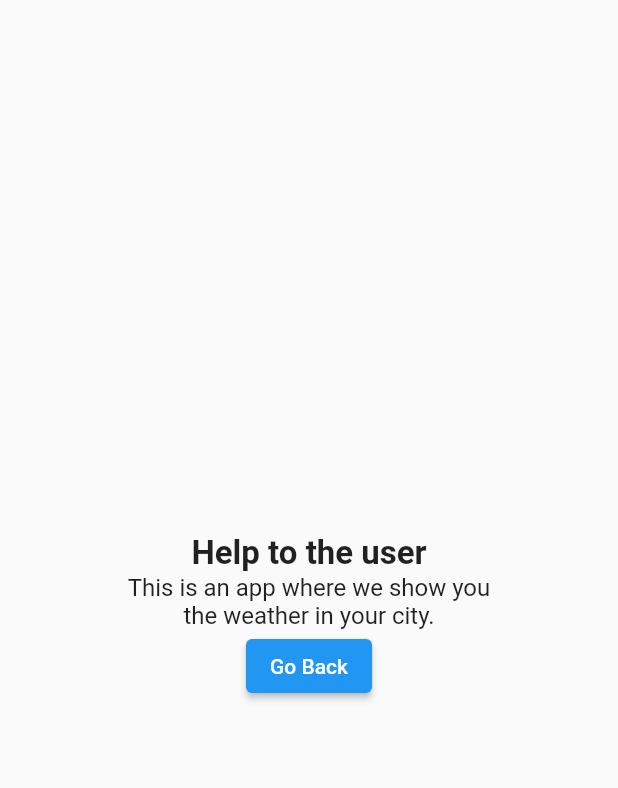
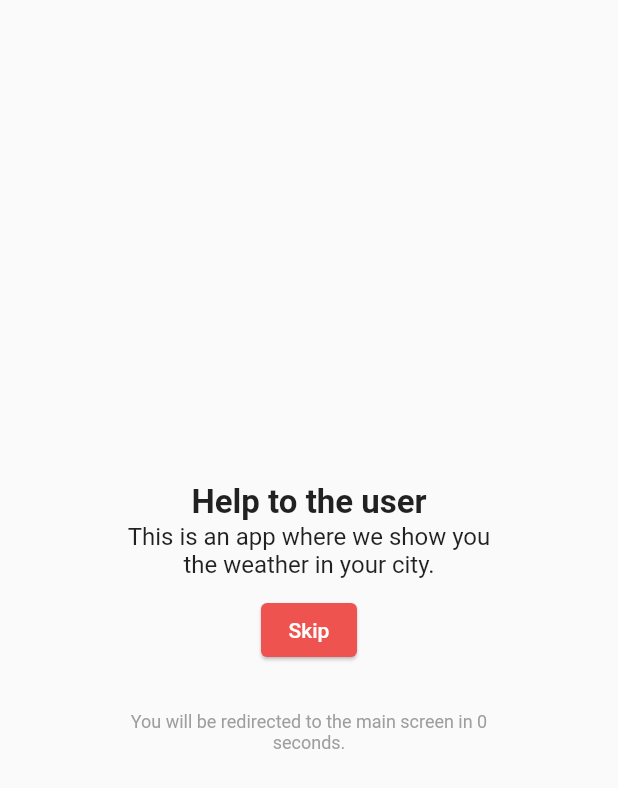
Before and after one commit to codernirdesh/weather_moru, a Flutter app: the first screen one second after launch, on a phone screen of 412 x 824 dp. Shown: the top 788 px of the screen. Run offline on Flutter 3.47's test engine with Material 2 defaults, Android fonts, the phone set to English and light mode, and no system bars.

Commit message:
5 sec timer added on helpScreen

```diff
--- a/lib/providers/app_info_provider.dart
+++ b/lib/providers/app_info_provider.dart
@@ -3,12 +3,24 @@ import 'package:flutter/cupertino.dart';
 class AppInfoProvider with ChangeNotifier {
   String _title = 'Weather Moru';
   String _version = '0.0.1';
+  int _timer = 0;
 
   String get title => _title;
   String get version => _version;
+  int get timer => _timer;
 
   void setTitle(String title) {
     _title = title;
+    notifyListeners();
+  }
+
+  void setTimer(int timer) {
+    _timer = timer;
+    notifyListeners();
+  }
+
+  void incrementTimer() {
+    _timer++;
     notifyListeners();
   }
 
--- a/lib/screens/help_screen.dart
+++ b/lib/screens/help_screen.dart
@@ -1,7 +1,12 @@
+import 'dart:async';
+
+import 'package:flutter/foundation.dart';
 import 'package:flutter/material.dart';
 import 'package:provider/provider.dart';
+import 'package:weather_moru/providers/app_info_provider.dart';
 
 import '../providers/weather_data_provider.dart';
+import '../routes/routes_name.dart';
 
 class HelpScreen extends StatelessWidget {
   const HelpScreen({super.key});
@@ -9,6 +14,18 @@ class HelpScreen extends StatelessWidget {
   @override
   Widget build(BuildContext context) {
     Provider.of<WeatherDataProvider>(context, listen: false).fetchWeatherData();
+    Timer.periodic(const Duration(seconds: 1), (timer) {
+      int theTimer = Provider.of<AppInfoProvider>(context, listen: false).timer;
+      if (kDebugMode) {
+        print(theTimer);
+      }
+      if (theTimer < 5) {
+        Provider.of<AppInfoProvider>(context, listen: false).incrementTimer();
+      } else {
+        timer.cancel();
+        Navigator.pushReplacementNamed(context, RoutesName.home);
+      }
+    });
     return Scaffold(
       body: SafeArea(
         child: Center(
@@ -28,11 +45,31 @@ class HelpScreen extends StatelessWidget {
                   textAlign: TextAlign.center,
                 ),
               ),
+              const SizedBox(height: 10.0),
               ElevatedButton(
                 onPressed: () {
                   Navigator.pop(context);
                 },
-                child: const Text('Go Back'),
+                style: ButtonStyle(
+                  backgroundColor: MaterialStateProperty.all(Colors.red[400]),
+                  elevation: MaterialStateProperty.all(1),
+                ),
+                child: const Text('Skip'),
+              ),
+              const SizedBox(height: 30.0),
+              SizedBox(
+                width: MediaQuery.of(context).size.width * 0.6,
+                child: Consumer(
+                    builder: (context, AppInfoProvider appInfoProvider, child) {
+                  return Text(
+                    'You will be redirected to the main screen in ${appInfoProvider.timer} seconds.',
+                    style: const TextStyle(
+                      fontSize: 12,
+                      color: Colors.grey,
+                    ),
+                    textAlign: TextAlign.center,
+                  );
+                }),
               ),
             ],
           ),
```
